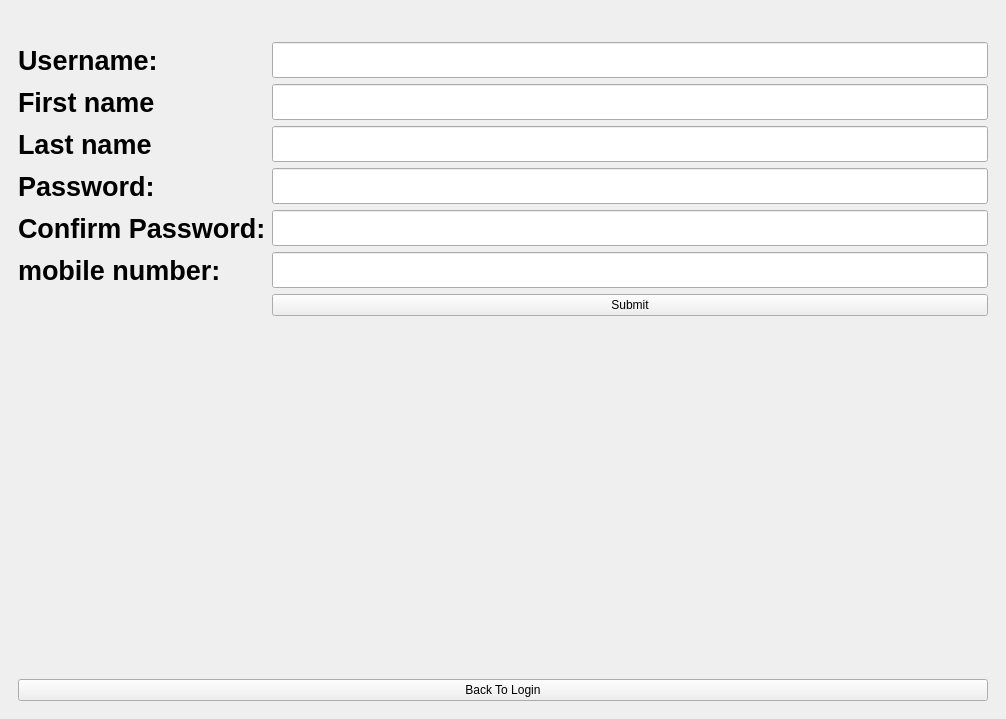
Before: the Qt Designer form mainwindow.ui in SRIHARSHA018/SChatDb, drawn with Qt 5.
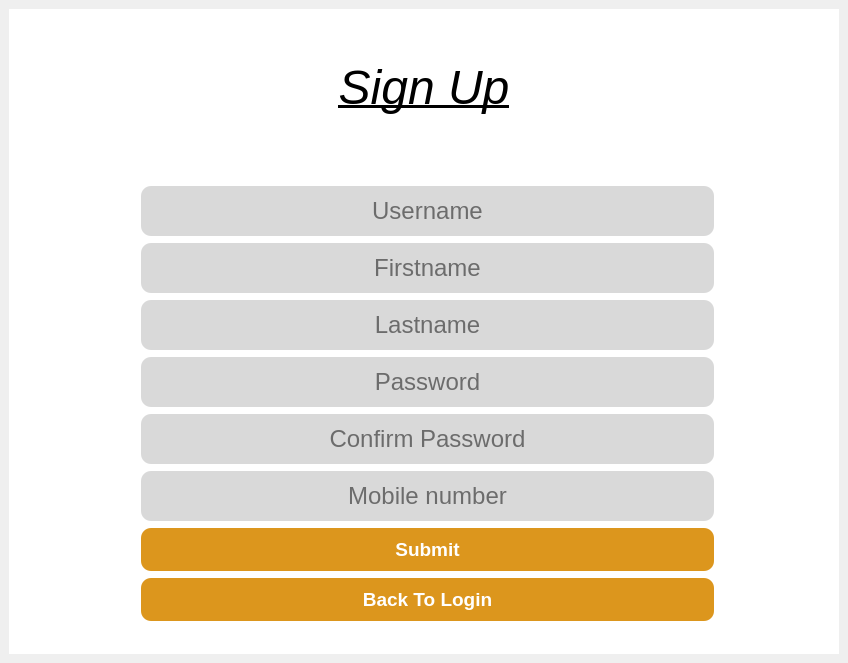
After: the same form once the commit is applied. The open tabs and pages were chosen to show the change. Icons and pictures are not drawn.

What changed in the file:
```diff
--- a/mainwindow.ui
+++ b/mainwindow.ui
@@ -6,8 +6,8 @@
    <rect>
     <x>0</x>
     <y>0</y>
-    <width>1006</width>
-    <height>719</height>
+    <width>848</width>
+    <height>663</height>
    </rect>
   </property>
   <property name="sizePolicy">
@@ -44,6 +44,9 @@
         <verstretch>0</verstretch>
        </sizepolicy>
       </property>
+      <property name="styleSheet">
+       <string notr="true">background-color: rgb(255, 255, 255);</string>
+      </property>
       <property name="currentIndex">
        <number>0</number>
       </property>
@@ -92,22 +95,30 @@
                 <pointsize>18</pointsize>
                </font>
               </property>
-             </widget>
-            </item>
-           </layout>
-          </item>
-          <item>
-           <layout class="QHBoxLayout" name="horizontalLayout_2">
-            <item>
-             <widget class="QLabel" name="label_2">
-              <property name="font">
-               <font>
-                <pointsize>20</pointsize>
-                <bold>true</bold>
-               </font>
+             <property name="mouseTracking">
+              <bool>true</bool>
+             </property>
+             <property name="focusPolicy">
+              <enum>Qt::ClickFocus</enum>
+             </property>
+             <property name="styleSheet">
+              <string notr="true">QLineEdit{
+	background-color: rgb(217, 217, 217);
+	border-color: rgb(99, 99, 99);
+	border-radius: 5px;
+}</string>
+             </property>
+             <property name="inputMask">
+              <string/>
               </property>
               <property name="text">
-               <string>Password :</string>
+              <string/>
+             </property>
+             <property name="alignment">
+              <set>Qt::AlignCenter</set>
+             </property>
+             <property name="placeholderText">
+              <string>Username</string>
               </property>
              </widget>
             </item>
@@ -189,7 +200,61 @@
        </property>
        <layout class="QHBoxLayout" name="horizontalLayout_14">
         <item>
+         <widget class="QWidget" name="signup_styles" native="true">
+          <property name="sizePolicy">
+           <sizepolicy hsizetype="Fixed" vsizetype="Fixed">
+            <horstretch>0</horstretch>
+            <verstretch>0</verstretch>
+           </sizepolicy>
+          </property>
+          <property name="minimumSize">
+           <size>
+            <width>600</width>
+            <height>600</height>
+           </size>
+          </property>
+          <property name="styleSheet">
+           <string notr="true">background-color: rgb(255, 255, 255);
+border-color: rgb(160, 215, 221);
+padding: 10px;
+</string>
+          </property>
          <layout class="QVBoxLayout" name="verticalLayout_15">
+           <property name="spacing">
+            <number>7</number>
+           </property>
+           <property name="leftMargin">
+            <number>10</number>
+           </property>
+           <property name="topMargin">
+            <number>10</number>
+           </property>
+           <property name="rightMargin">
+            <number>10</number>
+           </property>
+           <property name="bottomMargin">
+            <number>10</number>
+           </property>
+           <item>
+            <widget class="QLabel" name="label_2">
+             <property name="font">
+              <font>
+               <pointsize>36</pointsize>
+               <italic>true</italic>
+               <underline>true</underline>
+              </font>
+             </property>
+             <property name="styleSheet">
+              <string notr="true">color: rgb(0, 0, 0);</string>
+             </property>
+             <property name="text">
+              <string>Sign Up</string>
+             </property>
+             <property name="alignment">
+              <set>Qt::AlignCenter</set>
+             </property>
+            </widget>
+           </item>
           <item>
            <layout class="QVBoxLayout" name="verticalLayout_6">
             <item>
@@ -212,151 +277,193 @@
             </item>
             <item>
              <layout class="QFormLayout" name="formLayout">
-              <item row="0" column="0">
-               <widget class="QLabel" name="label_5">
-                <property name="font">
-                 <font>
-                  <pointsize>20</pointsize>
-                  <bold>true</bold>
-                 </font>
-                </property>
-                <property name="text">
-                 <string>Username:</string>
-                </property>
-               </widget>
-              </item>
-              <item row="0" column="1">
+               <item row="1" column="1">
                <widget class="QLineEdit" name="username_box_signup">
                 <property name="font">
                  <font>
                   <pointsize>18</pointsize>
                  </font>
                 </property>
-               </widget>
-              </item>
-              <item row="1" column="0">
-               <widget class="QLabel" name="label_7">
-                <property name="font">
-                 <font>
-                  <pointsize>20</pointsize>
-                  <bold>true</bold>
-                 </font>
-                </property>
-                <property name="text">
-                 <string>First name</string>
-                </property>
-               </widget>
-              </item>
-              <item row="1" column="1">
+                 <property name="styleSheet">
+                  <string notr="true">QLineEdit{
+background-color: rgb(217, 217, 217);
+border-color: rgb(99, 99, 99);
+border-radius:10px;
+}</string>
+                 </property>
+                 <property name="alignment">
+                  <set>Qt::AlignCenter</set>
+                 </property>
+                 <property name="placeholderText">
+                  <string>Username</string>
+                 </property>
+                </widget>
+               </item>
+               <item row="2" column="1">
                <widget class="QLineEdit" name="firstname_box_signup">
                 <property name="font">
                  <font>
                   <pointsize>18</pointsize>
                  </font>
                 </property>
-               </widget>
-              </item>
-              <item row="2" column="0">
-               <widget class="QLabel" name="label_8">
-                <property name="font">
-                 <font>
-                  <pointsize>20</pointsize>
-                  <bold>true</bold>
-                 </font>
-                </property>
-                <property name="text">
-                 <string>Last name</string>
-                </property>
-               </widget>
-              </item>
-              <item row="2" column="1">
+                 <property name="styleSheet">
+                  <string notr="true">QLineEdit{
+background-color: rgb(217, 217, 217);
+border-color: rgb(99, 99, 99);
+border-radius:10px;
+}</string>
+                 </property>
+                 <property name="alignment">
+                  <set>Qt::AlignCenter</set>
+                 </property>
+                 <property name="placeholderText">
+                  <string>Firstname</string>
+                 </property>
+                </widget>
+               </item>
+               <item row="3" column="1">
                <widget class="QLineEdit" name="lastname_box_signup">
                 <property name="font">
                  <font>
                   <pointsize>18</pointsize>
                  </font>
                 </property>
-               </widget>
-              </item>
-              <item row="3" column="0">
-               <widget class="QLabel" name="label_6">
-                <property name="font">
-                 <font>
-                  <pointsize>20</pointsize>
-                  <bold>true</bold>
-                 </font>
-                </property>
-                <property name="text">
-                 <string>Password:</string>
-                </property>
-               </widget>
-              </item>
-              <item row="3" column="1">
+                 <property name="styleSheet">
+                  <string notr="true">QLineEdit{
+background-color: rgb(217, 217, 217);
+border-color: rgb(99, 99, 99);
+border-radius:10px;
+}</string>
+                 </property>
+                 <property name="alignment">
+                  <set>Qt::AlignCenter</set>
+                 </property>
+                 <property name="placeholderText">
+                  <string>Lastname</string>
+                 </property>
+                </widget>
+               </item>
+               <item row="4" column="1">
                <widget class="QLineEdit" name="password_box_signup">
                 <property name="font">
                  <font>
                   <pointsize>18</pointsize>
                  </font>
                 </property>
-               </widget>
-              </item>
-              <item row="4" column="0">
-               <widget class="QLabel" name="label_9">
-                <property name="font">
-                 <font>
-                  <pointsize>20</pointsize>
-                  <bold>true</bold>
-                 </font>
-                </property>
-                <property name="text">
-                 <string>Confirm Password:</string>
-                </property>
-               </widget>
-              </item>
-              <item row="4" column="1">
+                 <property name="styleSheet">
+                  <string notr="true">QLineEdit{
+background-color: rgb(217, 217, 217);
+border-color: rgb(99, 99, 99);
+border-radius:10px;
+}</string>
+                 </property>
+                 <property name="alignment">
+                  <set>Qt::AlignCenter</set>
+                 </property>
+                 <property name="placeholderText">
+                  <string>Password</string>
+                 </property>
+                </widget>
+               </item>
+               <item row="5" column="1">
                <widget class="QLineEdit" name="confirmpass_box_signup">
                 <property name="font">
                  <font>
                   <pointsize>18</pointsize>
                  </font>
                 </property>
-               </widget>
-              </item>
-              <item row="5" column="0">
-               <widget class="QLabel" name="label_10">
-                <property name="font">
-                 <font>
-                  <pointsize>20</pointsize>
-                  <bold>true</bold>
-                 </font>
-                </property>
-                <property name="text">
-                 <string>mobile number:</string>
-                </property>
-               </widget>
-              </item>
-              <item row="5" column="1">
+                 <property name="styleSheet">
+                  <string notr="true">QLineEdit{
+background-color: rgb(217, 217, 217);
+border-color: rgb(99, 99, 99);
+border-radius:10px;
+}</string>
+                 </property>
+                 <property name="alignment">
+                  <set>Qt::AlignCenter</set>
+                 </property>
+                 <property name="placeholderText">
+                  <string>Confirm Password</string>
+                 </property>
+                </widget>
+               </item>
+               <item row="6" column="1">
                <widget class="QLineEdit" name="mobileno_box_signup">
                 <property name="font">
                  <font>
                   <pointsize>18</pointsize>
                  </font>
                 </property>
-               </widget>
-              </item>
-              <item row="6" column="1">
+                 <property name="styleSheet">
+                  <string notr="true">QLineEdit{
+background-color: rgb(217, 217, 217);
+border-color: rgb(99, 99, 99);
+border-radius:10px;
+}</string>
+                 </property>
+                 <property name="alignment">
+                  <set>Qt::AlignCenter</set>
+                 </property>
+                 <property name="placeholderText">
+                  <string>Mobile number</string>
+                 </property>
+                </widget>
+               </item>
+               <item row="7" column="1">
                <widget class="QPushButton" name="submit_btn_signup">
+                 <property name="font">
+                  <font>
+                   <pointsize>14</pointsize>
+                   <bold>true</bold>
+                  </font>
+                 </property>
+                 <property name="styleSheet">
+                  <string notr="true">QPushButton{
+color: rgb(255, 255, 255);
+background-color: rgb(220, 150, 29);
+padding:10px;
+border-radius:10px;
+}
+QPushButton:pressed{
+background-color: rgb(150, 150, 29);
+}</string>
+                 </property>
                 <property name="text">
                  <string>Submit</string>
                 </property>
                </widget>
               </item>
-             </layout>
-            </item>
-           </layout>
-          </item>
-          <item>
+               <item row="8" column="1">
            <widget class="QPushButton" name="submit_btn_signup_2">
+                 <property name="sizePolicy">
+                  <sizepolicy hsizetype="Preferred" vsizetype="Fixed">
+                   <horstretch>0</horstretch>
+                   <verstretch>0</verstretch>
+                  </sizepolicy>
+                 </property>
+                 <property name="minimumSize">
+                  <size>
+                   <width>300</width>
+                   <height>0</height>
+                  </size>
+                 </property>
+                 <property name="font">
+                  <font>
+                   <pointsize>14</pointsize>
+                   <bold>true</bold>
+                  </font>
+                 </property>
+                 <property name="styleSheet">
+                  <string notr="true">QPushButton{
+color: rgb(255, 255, 255);
+background-color: rgb(220, 150, 29);
+padding:10px;
+border-radius:10px;
+}
+QPushButton:pressed{
+background-color: rgb(150, 150, 29);
+}</string>
+                 </property>
             <property name="text">
              <string>Back To Login</string>
             </property>
@@ -365,6 +472,11 @@
          </layout>
         </item>
        </layout>
+           </item>
+          </layout>
+         </widget>
+        </item>
+       </layout>
       </widget>
       <widget class="QWidget" name="main_window">
        <property name="sizePolicy">
```
Left out of the diff: 1010 changed lines with no effect on the pictures. Lines whose indentation alone changed are shown as unchanged.
